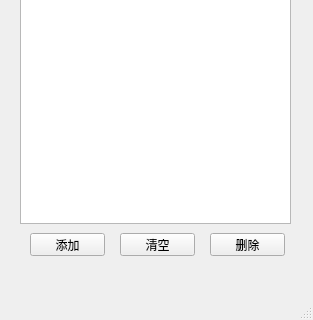
Old version of the form AJVision/mainwindow.ui in the repository Aden2018/AijiuVision; both pictures show x 0 to 313 and y 284 to 604 of the 313 by 604 pixel window.
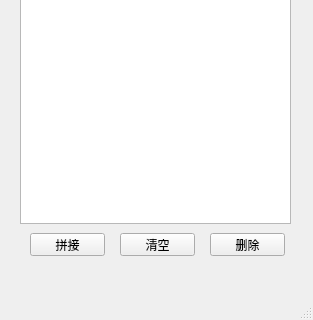
New version of the form.

Commit message: test send udp jpg and receive

Diff of the .ui file:
```diff
--- a/AJVision/mainwindow.ui
+++ b/AJVision/mainwindow.ui
@@ -34,7 +34,7 @@
      </rect>
     </property>
     <property name="text">
-     <string>添加</string>
+     <string>拼接</string>
     </property>
    </widget>
    <widget class="QPushButton" name="deleteAll">
```
The commit also changes 1 other file.
